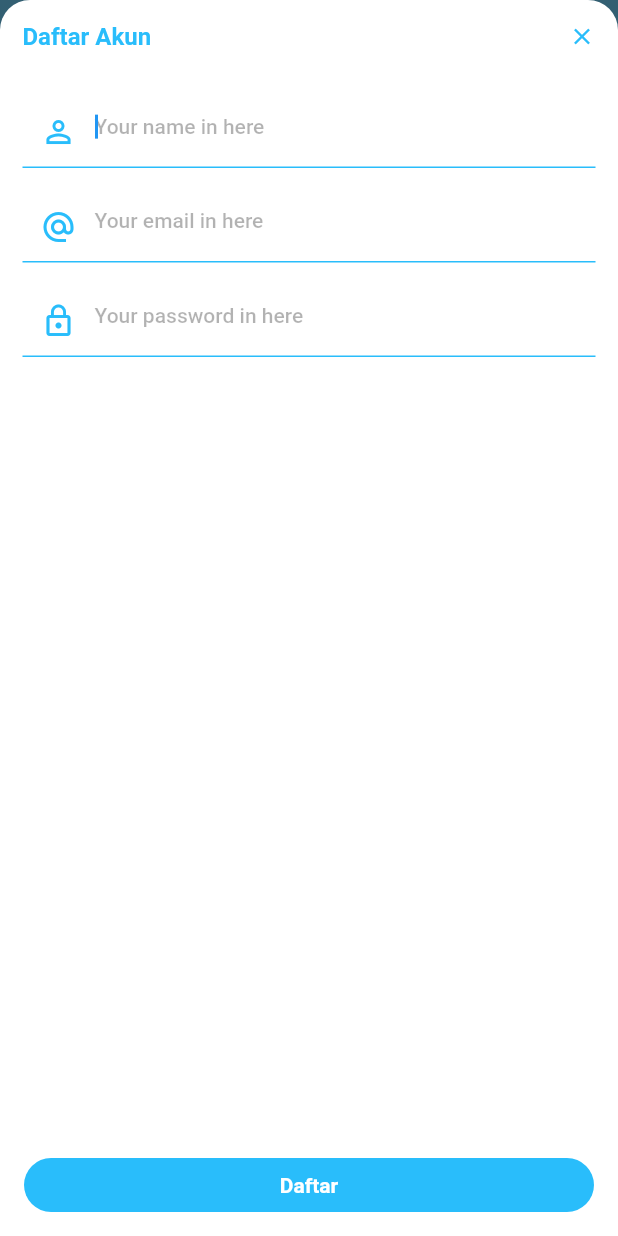
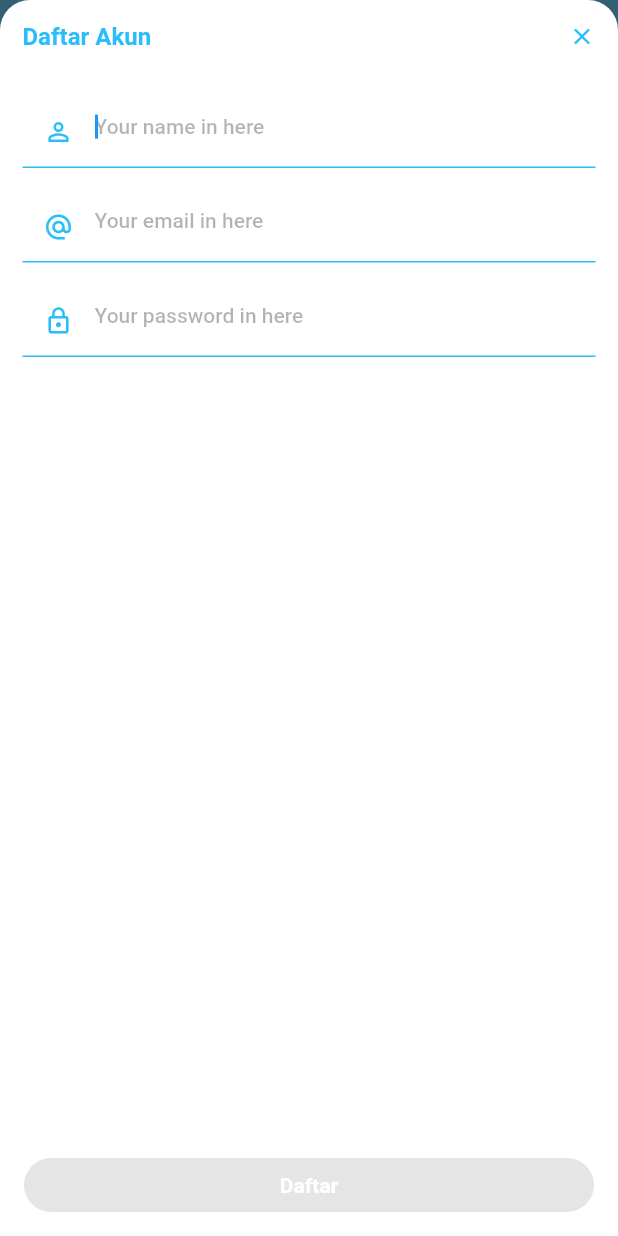
Before and after one commit to aguzri10/menotes, a Flutter app: the screen it shows after launch, after a tap on "Daftar", on a phone screen of 412 x 824 dp. Run offline on Flutter 3.47's test engine with Material 2 defaults, Android fonts, the phone set to English and light mode, and no system bars.

Commit message:
add vallidation in login and register

```diff
--- a/lib/pages/login/index.dart
+++ b/lib/pages/login/index.dart
@@ -92,6 +92,7 @@ class _LoginPageState extends State<LoginPage> {
                                     _email = value;
                                   });
                                 },
+                                textInputAction: TextInputAction.next,
                                 autofocus: true,
                                 decoration: InputDecoration(
                                   hintText: 'Your email in here',
@@ -114,7 +115,7 @@ class _LoginPageState extends State<LoginPage> {
                                   prefixIcon: Icon(
                                     Icons.person_outline,
                                     color: theme.primaryColor,
-                                    // size: 24,
+                                    size: 20,
                                   ),
                                 ),
                               ),
@@ -129,6 +130,7 @@ class _LoginPageState extends State<LoginPage> {
                                     _password = value;
                                   });
                                 },
+                                textInputAction: TextInputAction.next,
                                 decoration: InputDecoration(
                                   hintText: 'Your password in here',
                                   hintStyle: textTheme.bodyText2.copyWith(
@@ -150,7 +152,7 @@ class _LoginPageState extends State<LoginPage> {
                                   prefixIcon: Icon(
                                     Icons.lock_outline,
                                     color: theme.primaryColor,
-                                    // size: 24,
+                                    size: 20,
                                   ),
                                 ),
                               ),
--- a/lib/pages/register/index.dart
+++ b/lib/pages/register/index.dart
@@ -1,11 +1,27 @@
 import 'package:flutter/material.dart';
 import 'package:menotes/commons/primary_button.dart';
 import 'package:menotes/routes/constants.dart';
+import 'package:menotes/services/utils.dart';
 
-class RegisterPage extends StatelessWidget {
+class RegisterPage extends StatefulWidget {
   final double paddingTop;
 
   const RegisterPage({Key key, @required this.paddingTop}) : super(key: key);
+
+  @override
+  _RegisterPageState createState() => _RegisterPageState();
+}
+
+class _RegisterPageState extends State<RegisterPage> {
+  String _name = '', _email = '', _password = '';
+
+  bool _vallidation() {
+    if (_name.length > 1 &&
+        !Utils.emailValidation(_email) &&
+        _password.length > 8) return true;
+    return false;
+  }
+
   @override
   Widget build(BuildContext context) {
     final theme = Theme.of(context);
@@ -15,7 +31,7 @@ class RegisterPage extends StatelessWidget {
       padding:
           EdgeInsets.only(bottom: MediaQuery.of(context).viewInsets.bottom),
       child: Container(
-        margin: EdgeInsets.only(top: paddingTop),
+        margin: EdgeInsets.only(top: widget.paddingTop),
         decoration: BoxDecoration(
           color: Colors.white,
           borderRadius: BorderRadius.only(
@@ -73,6 +89,13 @@ class RegisterPage extends StatelessWidget {
                                   color: Colors.black.withOpacity(0.70),
                                   fontWeight: FontWeight.w500,
                                 ),
+                                onChanged: (value) {
+                                  setState(() {
+                                    _name = value;
+                                  });
+                                },
+                                textCapitalization: TextCapitalization.sentences,
+                                textInputAction: TextInputAction.next,
                                 autofocus: true,
                                 decoration: InputDecoration(
                                   hintText: 'Your name in here',
@@ -95,7 +118,7 @@ class RegisterPage extends StatelessWidget {
                                   prefixIcon: Icon(
                                     Icons.person_outline,
                                     color: theme.primaryColor,
-                                    // size: 24,
+                                    size: 20,
                                   ),
                                 ),
                               ),
@@ -105,6 +128,12 @@ class RegisterPage extends StatelessWidget {
                                   color: Colors.black.withOpacity(0.70),
                                   fontWeight: FontWeight.w500,
                                 ),
+                                onChanged: (value) {
+                                  setState(() {
+                                    _email = value;
+                                  });
+                                },
+                                textInputAction: TextInputAction.next,
                                 autofocus: true,
                                 decoration: InputDecoration(
                                   hintText: 'Your email in here',
@@ -127,16 +156,22 @@ class RegisterPage extends StatelessWidget {
                                   prefixIcon: Icon(
                                     Icons.alternate_email,
                                     color: theme.primaryColor,
-                                    // size: 24,
+                                    size: 20,
                                   ),
                                 ),
                               ),
                               SizedBox(height: 15),
-                              TextFormField(
+                              TextField(
                                 style: textTheme.bodyText2.copyWith(
                                   color: Colors.black.withOpacity(0.70),
                                   fontWeight: FontWeight.w500,
                                 ),
+                                onChanged: (value) {
+                                  setState(() {
+                                    _password = value;
+                                  });
+                                },
+                                textInputAction: TextInputAction.next,
                                 decoration: InputDecoration(
                                   hintText: 'Your password in here',
                                   hintStyle: textTheme.bodyText2.copyWith(
@@ -158,7 +193,7 @@ class RegisterPage extends StatelessWidget {
                                   prefixIcon: Icon(
                                     Icons.lock_outline,
                                     color: theme.primaryColor,
-                                    // size: 24,
+                                    size: 20,
                                   ),
                                 ),
                               ),
@@ -173,9 +208,13 @@ class RegisterPage extends StatelessWidget {
                     child: Padding(
                       padding: const EdgeInsets.only(bottom: 10),
                       child: PrimaryButton(
-                        onPressed: () {
-                          Navigator.pushNamedAndRemoveUntil(context, mainNavigateRoute, (route) => false);
-                        },
+                        enabled: _vallidation(),
+                        onPressed: _vallidation()
+                            ? () {
+                                Navigator.pushNamedAndRemoveUntil(context,
+                                    mainNavigateRoute, (route) => false);
+                              }
+                            : null,
                         textButton: 'Daftar',
                       ),
                     ),
```
